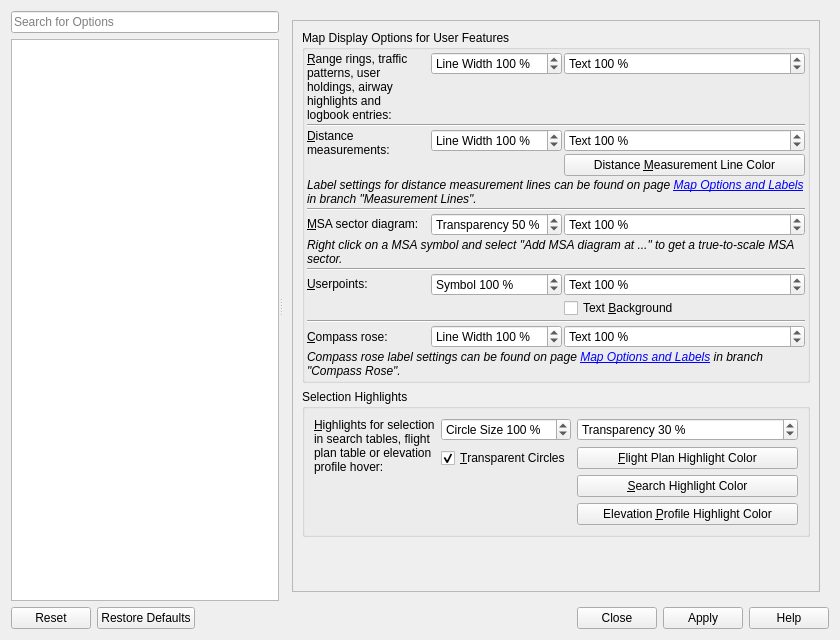
Before: the Qt Designer form src/options/optionsdialog.ui in albar965/littlenavmap, drawn with Qt 5.
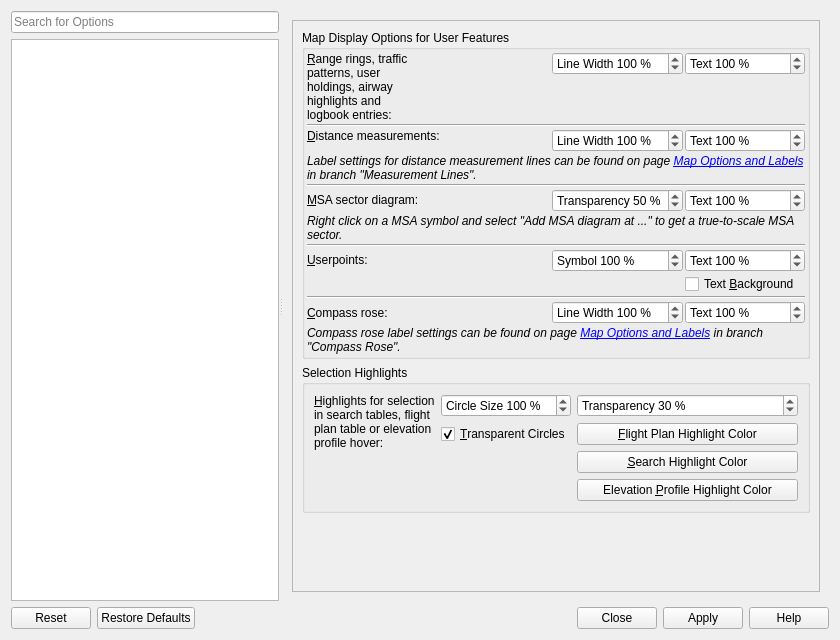
After: the same form once the commit is applied. The open tabs and pages were chosen to show the change. Icons and pictures are not drawn.

```diff
--- a/src/options/optionsdialog.ui
+++ b/src/options/optionsdialog.ui
@@ -4810,31 +4810,6 @@
                  </property>
                 </widget>
                </item>
-               <item row="3" column="4" alignment="Qt::AlignTop">
-                <widget class="QSpinBox" name="spinBoxOptionsDisplayThicknessMeasurement">
-                 <property name="toolTip">
-                  <string>Line width for measurement lines</string>
-                 </property>
-                 <property name="suffix">
-                  <string> %</string>
-                 </property>
-                 <property name="prefix">
-                  <string>Line Width </string>
-                 </property>
-                 <property name="minimum">
-                  <number>20</number>
-                 </property>
-                 <property name="maximum">
-                  <number>200</number>
-                 </property>
-                 <property name="singleStep">
-                  <number>10</number>
-                 </property>
-                 <property name="value">
-                  <number>100</number>
-                 </property>
-                </widget>
-               </item>
                <item row="13" column="5">
                 <widget class="QSpinBox" name="spinBoxOptionsDisplayTextSizeCompassRose">
                  <property name="toolTip">
@@ -4874,25 +4849,6 @@
                  </property>
                 </widget>
                </item>
-               <item row="3" column="2" rowspan="2">
-                <widget class="QLabel" name="labelOptionsMapDistanceMeasurement">
-                 <property name="text">
-                  <string>&amp;Distance measurements:</string>
-                 </property>
-                 <property name="alignment">
-                  <set>Qt::AlignLeading|Qt::AlignLeft|Qt::AlignTop</set>
-                 </property>
-                 <property name="wordWrap">
-                  <bool>true</bool>
-                 </property>
-                 <property name="textInteractionFlags">
-                  <set>Qt::LinksAccessibleByMouse|Qt::TextSelectableByMouse</set>
-                 </property>
-                 <property name="buddy">
-                  <cstring>spinBoxOptionsDisplayThicknessMeasurement</cstring>
-                 </property>
-                </widget>
-               </item>
                <item row="7" column="2">
                 <widget class="QLabel" name="labelOptionsMapAirportMsa">
                  <property name="toolTip">
@@ -4988,31 +4944,6 @@
                  </property>
                 </widget>
                </item>
-               <item row="3" column="5" alignment="Qt::AlignTop">
-                <widget class="QSpinBox" name="spinBoxOptionsDisplayTextSizeMeasurement">
-                 <property name="toolTip">
-                  <string>Text size for measurement labels</string>
-                 </property>
-                 <property name="suffix">
-                  <string> %</string>
-                 </property>
-                 <property name="prefix">
-                  <string>Text </string>
-                 </property>
-                 <property name="minimum">
-                  <number>50</number>
-                 </property>
-                 <property name="maximum">
-                  <number>200</number>
-                 </property>
-                 <property name="singleStep">
-                  <number>10</number>
-                 </property>
-                 <property name="value">
-                  <number>100</number>
-                 </property>
-                </widget>
-               </item>
                <item row="15" column="2" colspan="4">
                 <widget class="QLabel" name="labelOptionsCompassRoseHint">
                  <property name="text">
@@ -5054,23 +4985,6 @@
                  </property>
                 </widget>
                </item>
-               <item row="4" column="5">
-                <widget class="QPushButton" name="pushButtonOptionsMapMeasurementColor">
-                 <property name="sizePolicy">
-                  <sizepolicy hsizetype="Expanding" vsizetype="Fixed">
-                   <horstretch>0</horstretch>
-                   <verstretch>0</verstretch>
-                  </sizepolicy>
-                 </property>
-                 <property name="toolTip">
-                  <string>Color for distance measurement lines.
-Does not apply to lines originating from airports or navaids.</string>
-                 </property>
-                 <property name="text">
-                  <string>Distance &amp;Measurement Line Color</string>
-                 </property>
-                </widget>
-               </item>
                <item row="13" column="2" colspan="2">
                 <widget class="QLabel" name="labelOptionsMapCompassRoseThickness">
                  <property name="toolTip">
@@ -5178,6 +5092,75 @@
                  </property>
                 </widget>
                </item>
+               <item row="4" column="4">
+                <widget class="QSpinBox" name="spinBoxOptionsDisplayThicknessMeasurement">
+                 <property name="toolTip">
+                  <string>Line width for measurement lines</string>
+                 </property>
+                 <property name="suffix">
+                  <string> %</string>
+                 </property>
+                 <property name="prefix">
+                  <string>Line Width </string>
+                 </property>
+                 <property name="minimum">
+                  <number>20</number>
+                 </property>
+                 <property name="maximum">
+                  <number>200</number>
+                 </property>
+                 <property name="singleStep">
+                  <number>10</number>
+                 </property>
+                 <property name="value">
+                  <number>100</number>
+                 </property>
+                </widget>
+               </item>
+               <item row="4" column="5">
+                <widget class="QSpinBox" name="spinBoxOptionsDisplayTextSizeMeasurement">
+                 <property name="toolTip">
+                  <string>Text size for measurement labels</string>
+                 </property>
+                 <property name="suffix">
+                  <string> %</string>
+                 </property>
+                 <property name="prefix">
+                  <string>Text </string>
+                 </property>
+                 <property name="minimum">
+                  <number>50</number>
+                 </property>
+                 <property name="maximum">
+                  <number>200</number>
+                 </property>
+                 <property name="singleStep">
+                  <number>10</number>
+                 </property>
+                 <property name="value">
+                  <number>100</number>
+                 </property>
+                </widget>
+               </item>
+               <item row="4" column="2" colspan="2">
+                <widget class="QLabel" name="labelOptionsMapDistanceMeasurement">
+                 <property name="text">
+                  <string>&amp;Distance measurements:</string>
+                 </property>
+                 <property name="alignment">
+                  <set>Qt::AlignLeading|Qt::AlignLeft|Qt::AlignTop</set>
+                 </property>
+                 <property name="wordWrap">
+                  <bool>true</bool>
+                 </property>
+                 <property name="textInteractionFlags">
+                  <set>Qt::LinksAccessibleByMouse|Qt::TextSelectableByMouse</set>
+                 </property>
+                 <property name="buddy">
+                  <cstring>spinBoxOptionsDisplayThicknessMeasurement</cstring>
+                 </property>
+                </widget>
+               </item>
               </layout>
              </widget>
             </item>
```
Left out of the diff: 57 changed lines with no effect on the pictures.
